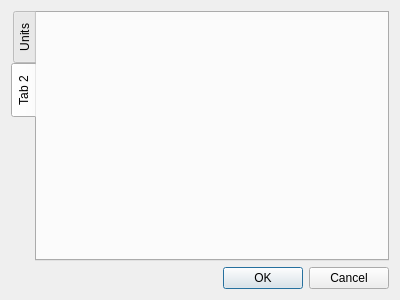
First picture: the form in resources/ui/settings.ui, repository TomFryers/activate, before the edit.
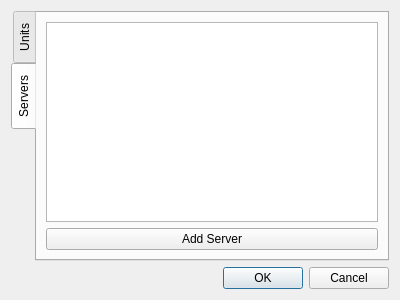
Second picture: the form after the edit. The open tabs and pages were chosen to show the change. Custom widgets are drawn as their Qt base class.

Commit message: Add server settings dialog

```diff
--- a/resources/ui/settings.ui
+++ b/resources/ui/settings.ui
@@ -52,8 +52,20 @@
      </widget>
      <widget class="QWidget" name="tab_2">
       <attribute name="title">
-       <string>Tab 2</string>
+       <string>Servers</string>
       </attribute>
+      <layout class="QVBoxLayout" name="verticalLayout">
+       <item>
+        <widget class="ServersTable" name="server_table"/>
+       </item>
+       <item>
+        <widget class="QPushButton" name="add_server_button">
+         <property name="text">
+          <string>Add Server</string>
+         </property>
+        </widget>
+       </item>
+      </layout>
      </widget>
     </widget>
    </item>
@@ -66,6 +78,16 @@
    </item>
   </layout>
  </widget>
+ <customwidgets>
+  <customwidget>
+   <class>ServersTable</class>
+   <extends>QTableWidget</extends>
+   <header>activate/app/tables.h</header>
+   <slots>
+    <slot>add_row()</slot>
+   </slots>
+  </customwidget>
+ </customwidgets>
  <resources/>
  <connections>
   <connection>
```
Left out of the diff: 21 changed lines with no effect on the pictures. The commit also changes 5 other files.
